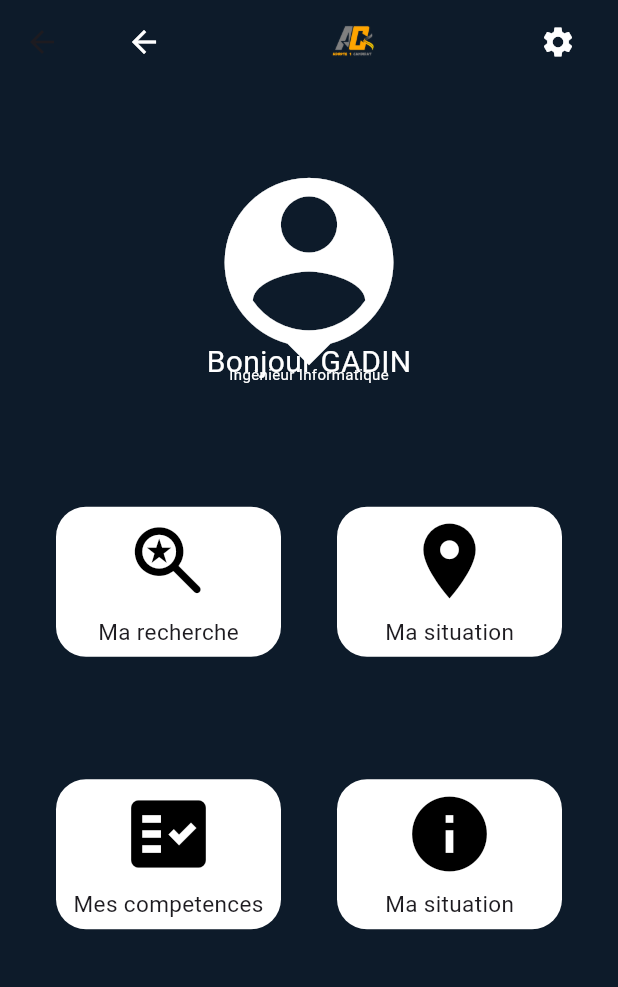
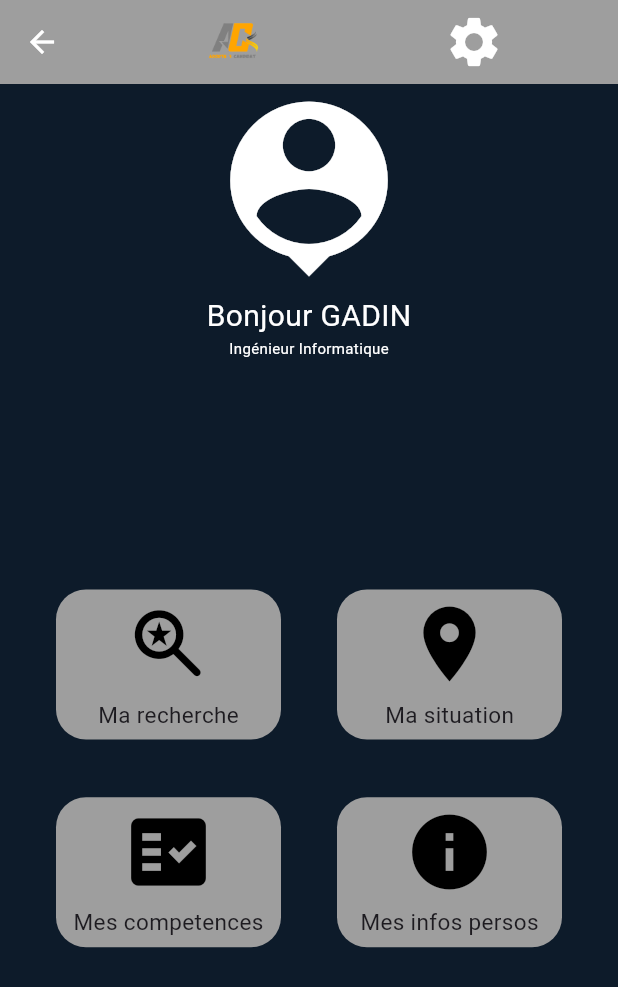
Before and after one commit to algosup/2023-2024-project-5-flutter-team-2, a Flutter app: the CandidateProfile screen opened directly, on a phone screen of 412 x 824 dp. Shown: the top 987 px of the screen. Run offline on Flutter 3.47's test engine with Material 3 defaults, Android fonts, the phone set to English and light mode, and no system bars; our stand-ins replace get, google_fonts, swipe_cards.

Commit message:
Candidate profile added boxes

```diff
--- a/adoptacandidate/lib/candidate_Profile.dart
+++ b/adoptacandidate/lib/candidate_Profile.dart
@@ -1,5 +1,4 @@
 import 'package:flutter/material.dart';
-import 'package:get/get.dart';
 
 class CandidateProfile extends StatelessWidget {
   const CandidateProfile({super.key});
@@ -9,23 +8,23 @@ class CandidateProfile extends StatelessWidget {
     return Scaffold(
       appBar: AppBar(
         elevation: 0,
-        backgroundColor: Colors.transparent,
+        backgroundColor: Colors.grey,
+        leading: const BackButton(color: Colors.white),
         title: Row(
-          mainAxisAlignment: MainAxisAlignment.spaceBetween,
+          mainAxisAlignment: MainAxisAlignment.spaceAround,
           children: [
-            IconButton(
-              onPressed: () {
-                Get.back();
-              },
-              icon: const Icon(Icons.arrow_back, color: Colors.white),
-            ),
             Image.asset(
               'images/logo.png',
-              height: 50,
+              height: 60,
+              alignment: Alignment.centerLeft,
             ),
             IconButton(
               onPressed: () {},
-              icon: const Icon(Icons.settings, color: Colors.white),
+              icon: const Icon(
+                Icons.settings,
+                color: Colors.white,
+                size: 40,
+              ),
             ),
           ],
         ),
@@ -37,14 +36,12 @@ class CandidateProfile extends StatelessWidget {
             child: Column(
               mainAxisAlignment: MainAxisAlignment.start,
               children: [
-                SizedBox(
-                  height: 200,
-                  child: Stack(
-                    alignment: Alignment.bottomCenter,
+                Column(
+                  mainAxisAlignment: MainAxisAlignment.spaceBetween,
                   children: [
                     Icon(
                       Icons.person_pin,
-                        size: 150,
+                      size: 140,
                       color: Colors.white,
                     ),
                     Text(
@@ -63,26 +60,40 @@ class CandidateProfile extends StatelessWidget {
                     ),
                   ],
                 ),
+
+                Spacer(
+                    flex:
+                        4), // Adjust the flex value to control the space above the containers
+                Row(
+                  mainAxisAlignment: MainAxisAlignment.spaceEvenly,
+                  children: [
+                    ProfileBox(
+                      text: 'Ma recherche',
+                      icon: Icons.saved_search_rounded,
+                    ),
+                    ProfileBox(
+                      text: 'Ma situation',
+                      icon: Icons.location_on,
+                    ),
+                  ],
                 ),
                 Spacer(
                     flex:
-                        2), // Adjust the flex value to control the space above the containers
+                        1), // Adjust the flex value to control the space below the containers
                 Row(
                   mainAxisAlignment: MainAxisAlignment.spaceEvenly,
                   children: [
-                    ProfileBox(text: 'Ma recherche', icon: Icons.saved_search_rounded,),
-                    ProfileBox(text: 'Ma situation', icon: Icons.location_on,),
+                    ProfileBox(
+                      text: 'Mes competences',
+                      icon: Icons.fact_check,
+                    ),
+                    ProfileBox(
+                      text: 'Mes infos persos',
+                      icon: Icons.info,
+                    ),
                   ],
                 ),
-                Spacer(flex:2), // Adjust the flex value to control the space below the containers
-                Row(
-                  mainAxisAlignment: MainAxisAlignment.spaceEvenly,
-                  children: [
-                    ProfileBox(text: 'Mes competences', icon: Icons.fact_check,),
-                    ProfileBox(text: 'Ma situation', icon: Icons.info,),
-                  ],
-                ),
-                Spacer(flex:5),
+                Spacer(flex: 5),
               ],
             ),
           ),
@@ -104,7 +115,7 @@ class ProfileBox extends StatelessWidget {
       height: 100,
       width: 150,
       decoration: const BoxDecoration(
-        color: Colors.white,
+        color: Colors.grey,
         borderRadius: BorderRadius.all(Radius.circular(20)),
       ),
       child: Column(
```
Lines whose indentation alone changed are shown as unchanged.
